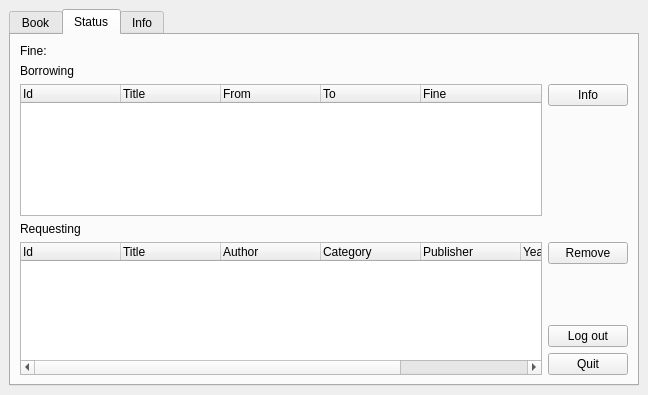
vudaoanhtuan/libpro_v2, file guireader.ui: the form before one commit.
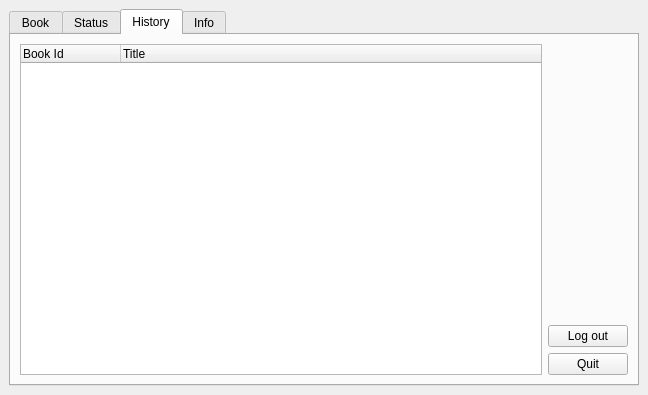
The form after the commit.

Commit message: add account history

The edit to the form file:
```diff
--- a/guireader.ui
+++ b/guireader.ui
@@ -18,7 +18,7 @@
     <item>
      <widget class="QTabWidget" name="tabWidget">
       <property name="currentIndex">
-       <number>1</number>
+       <number>2</number>
       </property>
       <widget class="QWidget" name="tabBook">
        <attribute name="title">
@@ -288,6 +288,58 @@
         </item>
        </layout>
       </widget>
+      <widget class="QWidget" name="tabHistory">
+       <attribute name="title">
+        <string>History</string>
+       </attribute>
+       <layout class="QHBoxLayout" name="horizontalLayout_8">
+        <item>
+         <widget class="QTreeWidget" name="listHistory">
+          <column>
+           <property name="text">
+            <string>Book Id</string>
+           </property>
+          </column>
+          <column>
+           <property name="text">
+            <string>Title</string>
+           </property>
+          </column>
+         </widget>
+        </item>
+        <item>
+         <layout class="QVBoxLayout" name="verticalLayout_9">
+          <item>
+           <spacer name="verticalSpacer_6">
+            <property name="orientation">
+             <enum>Qt::Vertical</enum>
+            </property>
+            <property name="sizeHint" stdset="0">
+             <size>
+              <width>20</width>
+              <height>40</height>
+             </size>
+            </property>
+           </spacer>
+          </item>
+          <item>
+           <widget class="QPushButton" name="butLogout4">
+            <property name="text">
+             <string>Log out</string>
+            </property>
+           </widget>
+          </item>
+          <item>
+           <widget class="QPushButton" name="butQuit4">
+            <property name="text">
+             <string>Quit</string>
+            </property>
+           </widget>
+          </item>
+         </layout>
+        </item>
+       </layout>
+      </widget>
       <widget class="QWidget" name="tabInfo">
        <attribute name="title">
         <string>Info</string>
```
The commit also changes 9 other files.
